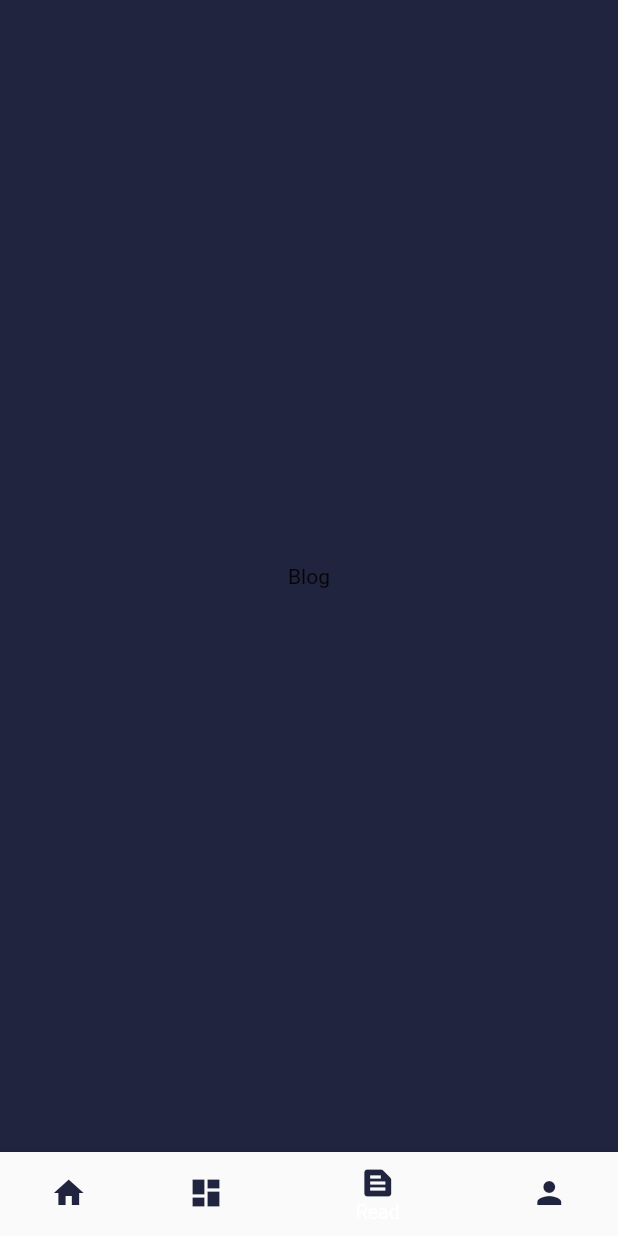
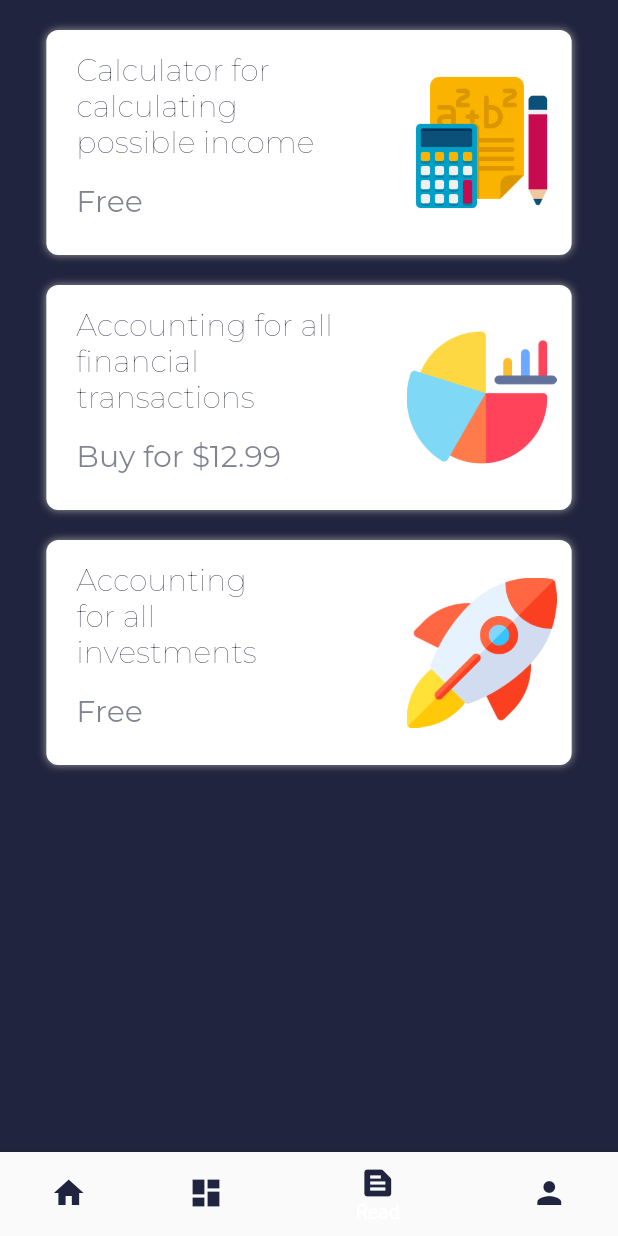
Before and after one commit to adityathakurxd/fiasco, a Flutter app: the BottomNavigation screen opened by its route, item 3 of the bottom bar chosen, on a phone screen of 412 x 824 dp. Run offline on Flutter 3.47's test engine with Material 2 defaults, Android fonts, the phone set to English and light mode, and no system bars; our stand-ins replace google_fonts.

Commit message:
Feat: Added Blog Screen, Added Profile

```diff
--- /dev/null
+++ b/lib/screens/blogscreen.dart
@@ -0,0 +1,34 @@
+import 'package:fiasco/constants.dart';
+import 'package:fiasco/screens/widgets/blogwidgets.dart';
+import 'package:flutter/material.dart';
+
+class BlogScreen extends StatelessWidget {
+  const BlogScreen({Key? key}) : super(key: key);
+
+  @override
+  Widget build(BuildContext context) {
+    return SafeArea(
+      child: Scaffold(
+        backgroundColor: kPrimaryColor,
+        body: Column(
+          crossAxisAlignment: CrossAxisAlignment.center,
+          children: [
+            Container(width: MediaQuery.of(context).size.width),
+            const SizedBox(
+              height: 20,
+            ),
+            BlogWidgets(title: 'Calculator for\ncalculating\npossible income', price: 'Free', image: 'calculations'),
+            const SizedBox(
+              height: 20,
+            ),
+            BlogWidgets(title: 'Accounting for all\nfinancial\ntransactions', price: 'Buy for \$12.99', image: 'graph'),
+            const SizedBox(
+              height: 20,
+            ),
+            BlogWidgets(title: 'Accounting\nfor all\ninvestments', price: 'Free', image: 'start-up')
+          ],
+        ),
+      ),
+    );
+  }
+}
--- a/lib/screens/bottomnavigation.dart
+++ b/lib/screens/bottomnavigation.dart
@@ -1,6 +1,8 @@
 import 'package:fiasco/constants.dart';
+import 'package:fiasco/screens/blogscreen.dart';
 import 'package:fiasco/screens/dashboardscreen.dart';
 import 'package:fiasco/screens/homescreen.dart';
+import 'package:fiasco/screens/profilescreen.dart';
 import 'package:flutter/material.dart';
 
 class BottomNavigation extends StatefulWidget {
@@ -13,8 +15,8 @@ class _BottomNavigationState extends State<BottomNavigation> {
   final List<Widget> _widgetOptions = const <Widget>[
     HomeScreen(),
     DashboardScreen(),
-    Text('Blog'),
-    Text('Profile Screen'),
+    BlogScreen(),
+    ProfileScreen(),
   ];
 
   void _onItemTap(int index) {
--- /dev/null
+++ b/lib/screens/widgets/blogwidgets.dart
@@ -0,0 +1,59 @@
+import 'package:flutter/material.dart';
+import '../../constants.dart';
+
+class BlogWidgets extends StatelessWidget {
+  String title;
+  String price;
+  String image;
+  BlogWidgets({Key? key, required this.title, required this.price, required this.image}) : super(key: key);
+
+  @override
+  Widget build(BuildContext context) {
+    return Container(
+      decoration: const BoxDecoration(
+          color: Colors.white,
+          borderRadius: BorderRadius.all(Radius.circular(8)),
+          boxShadow: [
+            BoxShadow(
+              color: Colors.grey,
+              blurRadius: 4.0,
+            ),
+          ]),
+      width: MediaQuery.of(context).size.width * 0.85,
+      height: 150,
+      child: Row(
+        mainAxisAlignment: MainAxisAlignment.spaceBetween,
+        children: [
+          Column(
+            children: [
+              Padding(
+                padding: const EdgeInsets.only(top: 15.0, left: 20),
+                child: Text(
+                  title,
+                  style: kLightTitleText.copyWith(
+                      fontWeight: FontWeight.w100),
+                ),
+              ),
+              Padding(
+                padding: const EdgeInsets.only(top: 15.0, left: 20),
+                child: Text(
+                  price,
+                  style: kSubTitleText.copyWith(fontSize: 20),
+                ),
+              ),
+            ],
+            crossAxisAlignment: CrossAxisAlignment.start,
+          ),
+          Padding(
+            padding: const EdgeInsets.all(10.0),
+            child: Container(
+                width: 100,
+                height: 100,
+                child: Image(
+                    image: AssetImage('assets/images/$image.png'))),
+          )
+        ],
+      ),
+    );
+  }
+}
```
Also changed, not shown: lib/screens/profilescreen.dart (+75 -0 lines), assets/images/aditya.png (added), assets/images/calculations.png (added), assets/images/graph.png (added), assets/images/start-up.png (added).
